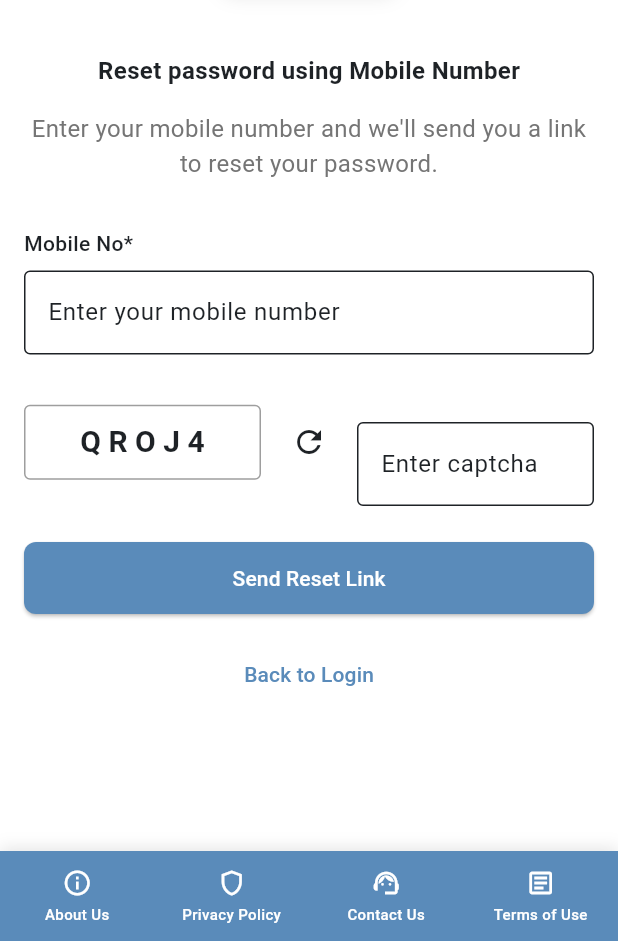
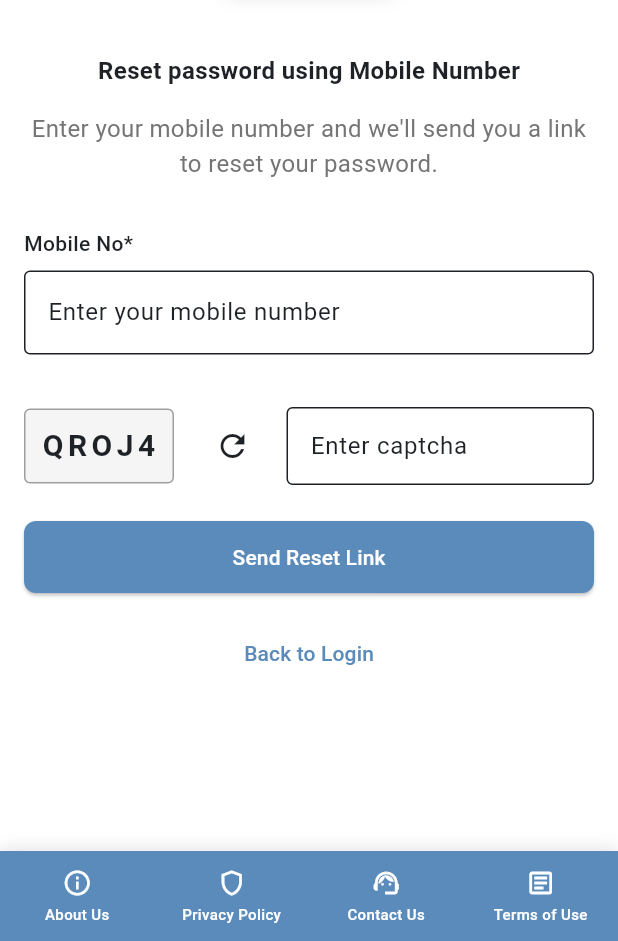
Before and after one commit to Vainyala17/eMulakat, a Flutter app: the ForgotPasswordScreen screen opened directly, on a phone screen of 412 x 824 dp, the part 295-1236 px from its top. Run offline on Flutter 3.47's test engine with Material 3 defaults, Android fonts, the phone set to English and light mode, and no system bars; our stand-ins replace easy_localization, flutter_tts, image_picker, share_plus, smooth_page_indicator, speech_to_text and 3 more; missing offline and left inert: google_mlkit_face_detection, google_mlkit_text_recognition, syncfusion_flutter_pdfviewer, translator; accounts and stored records are empty.

Commit message:
first commit

```diff
--- a/lib/screens/auth/forgot_password_screen.dart
+++ b/lib/screens/auth/forgot_password_screen.dart
@@ -240,43 +240,48 @@
                     ],
                   ),
 
-                SizedBox(height: 16),
+                SizedBox(height: 35),
 
                 // Captcha Row
                 Row(
                   children: [
-                    Expanded(
-                      flex: 2,
-                      child: Container(
+                    // Captcha Text Box
+                    Container(
+                      width: 100,
                       height: 50,
+                      alignment: Alignment.center,
                       decoration: BoxDecoration(
                         border: Border.all(color: Colors.grey),
                         borderRadius: BorderRadius.circular(4),
+                        color: Colors.grey[100],
                       ),
-                        child: Center(
                       child: Text(
                         _captchaText,
                         style: TextStyle(
                           fontSize: 20,
                           fontWeight: FontWeight.bold,
-                              letterSpacing: 5,
+                          letterSpacing: 3,
                         ),
                       ),
                     ),
+                    SizedBox(width:15),
+
+                    // Refresh Button
+                    IconButton(
+                      icon: Icon(Icons.refresh),
+                      onPressed: _generateCaptcha,
                     ),
+                    SizedBox(width: 12),
+
+                    // Captcha Input Field
+                    Expanded(
+                      child: TextFormField(
+                        controller: _captchaController,
+                        decoration: InputDecoration(
+                          hintText: 'Enter captcha',
+                          border: OutlineInputBorder(),
+                          contentPadding: EdgeInsets.symmetric(horizontal: 12, vertical: 14),
                         ),
-                    SizedBox(width: 8),
-                    IconButton(
-                      onPressed: _generateCaptcha,
-                      icon: Icon(Icons.refresh),
-                    ),
-                    SizedBox(width: 8),
-                    Expanded(
-                      flex: 2,
-                      child: CustomTextField(
-                        label: '',
-                        hint: 'Enter captcha'.tr(),
-                        controller: _captchaController,
                         validator: (value) {
                           if (value == null || value.isEmpty) {
                             return 'Captcha is required';
--- a/lib/widgets/custom_textfield.dart
+++ b/lib/widgets/custom_textfield.dart
@@ -13,6 +13,7 @@
   final List<TextInputFormatter>? inputFormatters;
   final Widget? suffixIcon;
   final void Function(String)? onChanged;
+  final int maxLines;
 
 
   const CustomTextField({
@@ -28,6 +29,7 @@
     this.inputFormatters,
     this.suffixIcon,
     this.onChanged,
+    this.maxLines = 1,
   }) : super(key: key);
 
   @override
@@ -55,6 +57,7 @@
           keyboardType: keyboardType,
           obscureText: obscureText,
           maxLength: maxLength,
+          maxLines: maxLines,
           inputFormatters: inputFormatters,
           onChanged: onChanged,
           decoration: InputDecoration(
```
Also changed, not shown: lib/dashboard/grievance/grievance_details_screen.dart (+40 -28 lines), lib/screens/auth/login_screen.dart (+26 -20 lines). Lines whose indentation alone changed are shown as unchanged.
